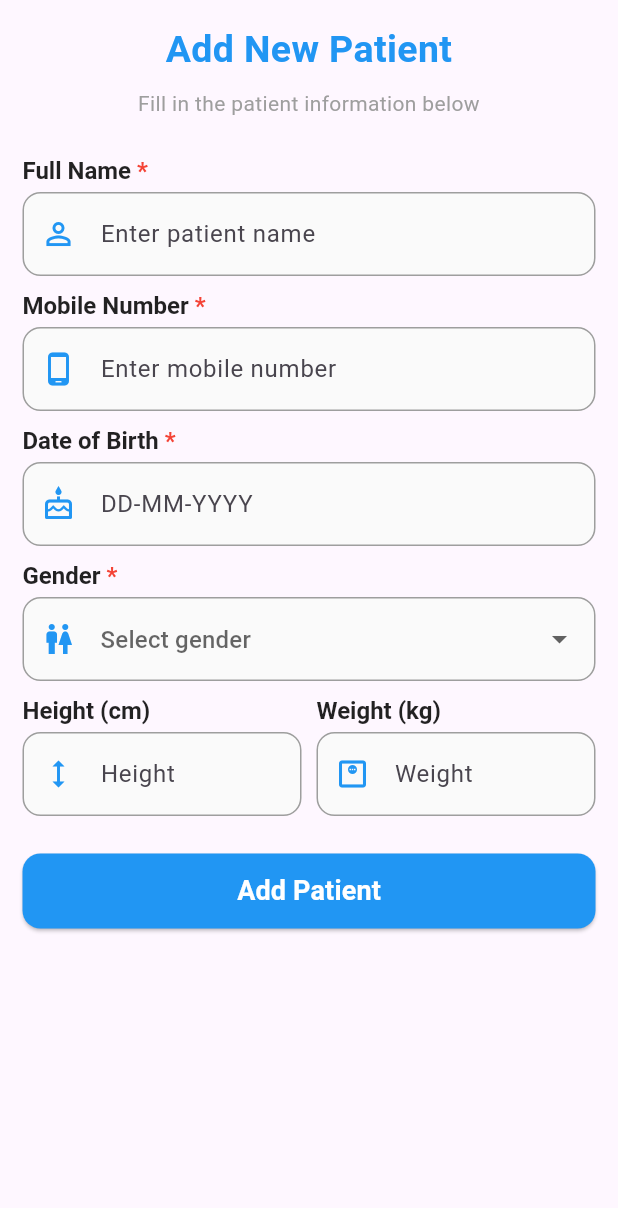
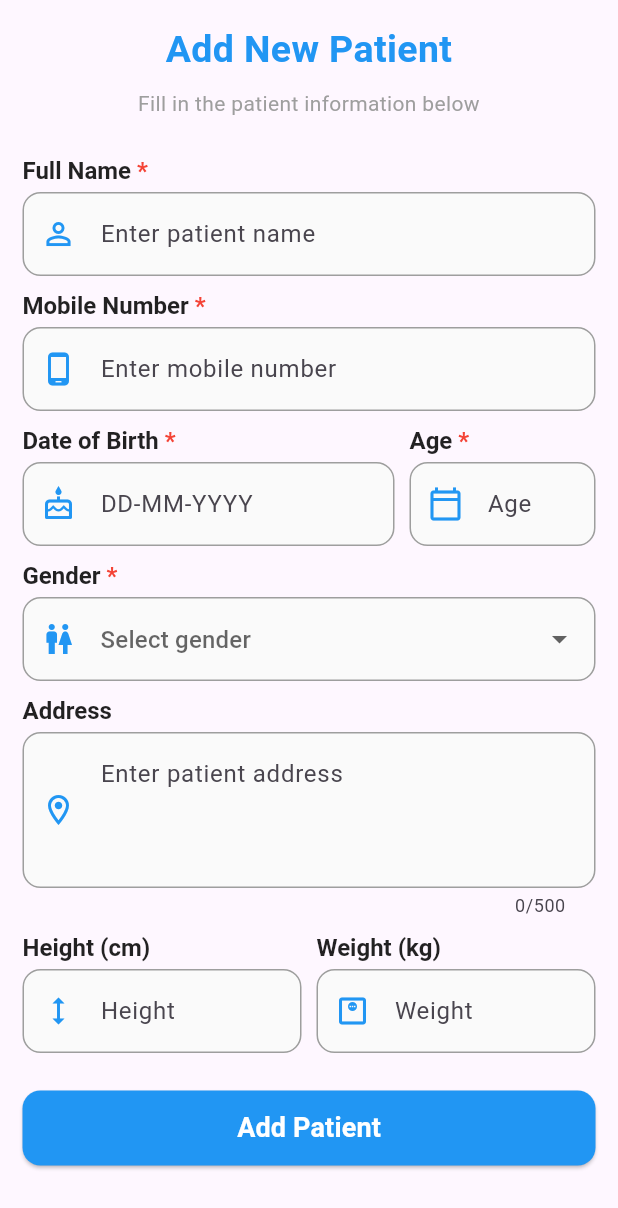
Before and after one commit to SarvaiyaPrashant2242005/patient-management-system, a Flutter app: the PatientFormPage widget shown alone on an empty page, opened directly, on a phone screen of 412 x 824 dp. Shown: the top 1208 px of the screen. Run offline on Flutter 3.47's test engine with Material 3 defaults, Android fonts, the phone set to English and light mode, and no system bars; our stand-ins replace flutter_typeahead, image_picker, shared_preferences; accounts and stored records are empty; network calls fail.

Commit message:
changes into the patient form is done.

```diff
--- a/Patient_Management_System_Doctor/patient_management_system/lib/app/modules/home/views/patient_form.dart
+++ b/Patient_Management_System_Doctor/patient_management_system/lib/app/modules/home/views/patient_form.dart
@@ -20,6 +20,8 @@ class _PatientFormPageState extends State<PatientFormPage> {
   final _nameController = TextEditingController();
   final _mobileController = TextEditingController();
   final _dobController = TextEditingController();
+  final _ageController = TextEditingController();
+  final _addressController = TextEditingController();
   final _heightController = TextEditingController();
   final _weightController = TextEditingController();
 
@@ -57,6 +59,8 @@ class _PatientFormPageState extends State<PatientFormPage> {
       }
 
       _gender = widget.patient!['gender'];
+      _ageController.text = widget.patient!['age']?.toString() ?? '';
+      _addressController.text = widget.patient!['address']?.toString() ?? '';
       _heightController.text = widget.patient!['height']?.toString() ?? '';
       _weightController.text = widget.patient!['weight']?.toString() ?? '';
     }
@@ -67,9 +71,22 @@ class _PatientFormPageState extends State<PatientFormPage> {
     _nameController.dispose();
     _mobileController.dispose();
     _dobController.dispose();
+    _ageController.dispose();
+    _addressController.dispose();
     _heightController.dispose();
     _weightController.dispose();
     super.dispose();
+  }
+
+  // Calculate age from DOB
+  int _calculateAge(DateTime dob) {
+    final now = DateTime.now();
+    int age = now.year - dob.year;
+    if (now.month < dob.month ||
+        (now.month == dob.month && now.day < dob.day)) {
+      age--;
+    }
+    return age;
   }
 
   // Show date picker for DOB
@@ -84,6 +101,8 @@ class _PatientFormPageState extends State<PatientFormPage> {
       setState(() {
         _selectedDob = picked;
         _dobController.text = DateFormat('dd-MM-yyyy').format(picked);
+        // Auto-calculate and set age
+        _ageController.text = _calculateAge(picked).toString();
       });
     }
   }
@@ -91,7 +110,10 @@ class _PatientFormPageState extends State<PatientFormPage> {
   Future<void> _submitForm() async {
     if (!_formKey.currentState!.validate()) return;
 
-    final patientProvider = Provider.of<PatientProvider>(context, listen: false);
+    final patientProvider = Provider.of<PatientProvider>(
+      context,
+      listen: false,
+    );
 
     // Convert DOB to ISO format for backend (YYYY-MM-DD)
     String dobForBackend = '';
@@ -104,7 +126,13 @@ class _PatientFormPageState extends State<PatientFormPage> {
       'name': _nameController.text.trim(),
       'contact': _mobileController.text.trim(),
       'dob': dobForBackend,
+      'age': _ageController.text.trim().isEmpty
+          ? null
+          : int.tryParse(_ageController.text.trim()),
       'gender': _gender ?? '',
+      'address': _addressController.text.trim().isEmpty
+          ? null
+          : _addressController.text.trim(),
       'height': _heightController.text.trim().isEmpty
           ? null
           : _heightController.text.trim(),
@@ -146,7 +174,8 @@ class _PatientFormPageState extends State<PatientFormPage> {
         ),
       );
     } else {
-      final errorMsg = patientProvider.errorMessage ??
+      final errorMsg =
+          patientProvider.errorMessage ??
           'Failed to save patient. Please try again.';
       ScaffoldMessenger.of(context).showSnackBar(
         SnackBar(
@@ -165,8 +194,15 @@ class _PatientFormPageState extends State<PatientFormPage> {
 
   @override
   Widget build(BuildContext context) {
+    return LayoutBuilder(
+      builder: (context, constraints) {
         return SingleChildScrollView(
-      padding: const EdgeInsets.all(15.0),
+          padding: EdgeInsets.only(
+            left: 15.0,
+            right: 15.0,
+            top: 15.0,
+            bottom: MediaQuery.of(context).viewInsets.bottom + 15.0,
+          ),
           child: Form(
             key: _formKey,
             child: Column(
@@ -242,7 +278,15 @@ class _PatientFormPageState extends State<PatientFormPage> {
                 ),
                 const SizedBox(height: 10),
 
-            // DOB
+                // DOB and Age in one row
+                Row(
+                  crossAxisAlignment: CrossAxisAlignment.start,
+                  children: [
+                    Expanded(
+                      flex: 2,
+                      child: Column(
+                        crossAxisAlignment: CrossAxisAlignment.start,
+                        children: [
                           _buildLabel("Date of Birth", isRequired: true),
                           const SizedBox(height: 5),
                           TextFormField(
@@ -260,6 +304,44 @@ class _PatientFormPageState extends State<PatientFormPage> {
                               return null;
                             },
                           ),
+                        ],
+                      ),
+                    ),
+                    const SizedBox(width: 10),
+                    Expanded(
+                      child: Column(
+                        crossAxisAlignment: CrossAxisAlignment.start,
+                        children: [
+                          _buildLabel("Age", isRequired: true),
+                          const SizedBox(height: 5),
+                          TextFormField(
+                            controller: _ageController,
+                            keyboardType: TextInputType.number,
+                            readOnly: _dobController.text.isNotEmpty,
+                            inputFormatters: [
+                              FilteringTextInputFormatter.digitsOnly,
+                              LengthLimitingTextInputFormatter(3),
+                            ],
+                            decoration: _buildInputDecoration(
+                              hintText: 'Age',
+                              prefixIcon: Icons.calendar_today_outlined,
+                            ),
+                            validator: (v) {
+                              if (v == null || v.trim().isEmpty) {
+                                return 'Age is required';
+                              }
+                              final age = int.tryParse(v);
+                              if (age == null || age < 0 || age > 150) {
+                                return 'Invalid age';
+                              }
+                              return null;
+                            },
+                          ),
+                        ],
+                      ),
+                    ),
+                  ],
+                ),
                 const SizedBox(height: 10),
 
                 // Gender
@@ -276,6 +358,27 @@ class _PatientFormPageState extends State<PatientFormPage> {
                       .toList(),
                   onChanged: (val) => setState(() => _gender = val),
                   validator: (v) => v == null ? 'Please select gender' : null,
+                ),
+                const SizedBox(height: 10),
+
+                // Address
+                _buildLabel("Address", isRequired: false),
+                const SizedBox(height: 5),
+                TextFormField(
+                  controller: _addressController,
+                  textCapitalization: TextCapitalization.words,
+                  maxLines: 3,
+                  maxLength: 500,
+                  decoration: _buildInputDecoration(
+                    hintText: 'Enter patient address',
+                    prefixIcon: Icons.location_on_outlined,
+                  ),
+                  validator: (v) {
+                    if (v != null && v.length > 500) {
+                      return 'Address must not exceed 500 characters';
+                    }
+                    return null;
+                  },
                 ),
                 const SizedBox(height: 10),
 
@@ -378,6 +481,8 @@ class _PatientFormPageState extends State<PatientFormPage> {
             ),
           ),
         );
+      },
+    );
   }
 
   Widget _buildLabel(String text, {required bool isRequired}) {
```
Lines whose indentation alone changed are shown as unchanged.
